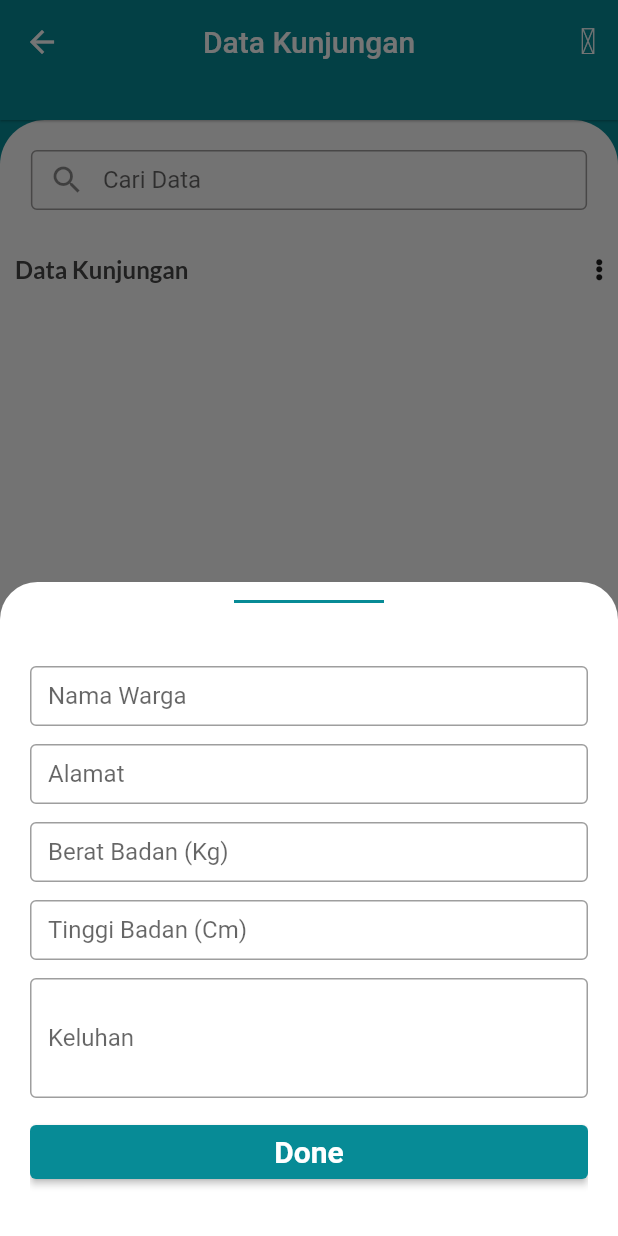
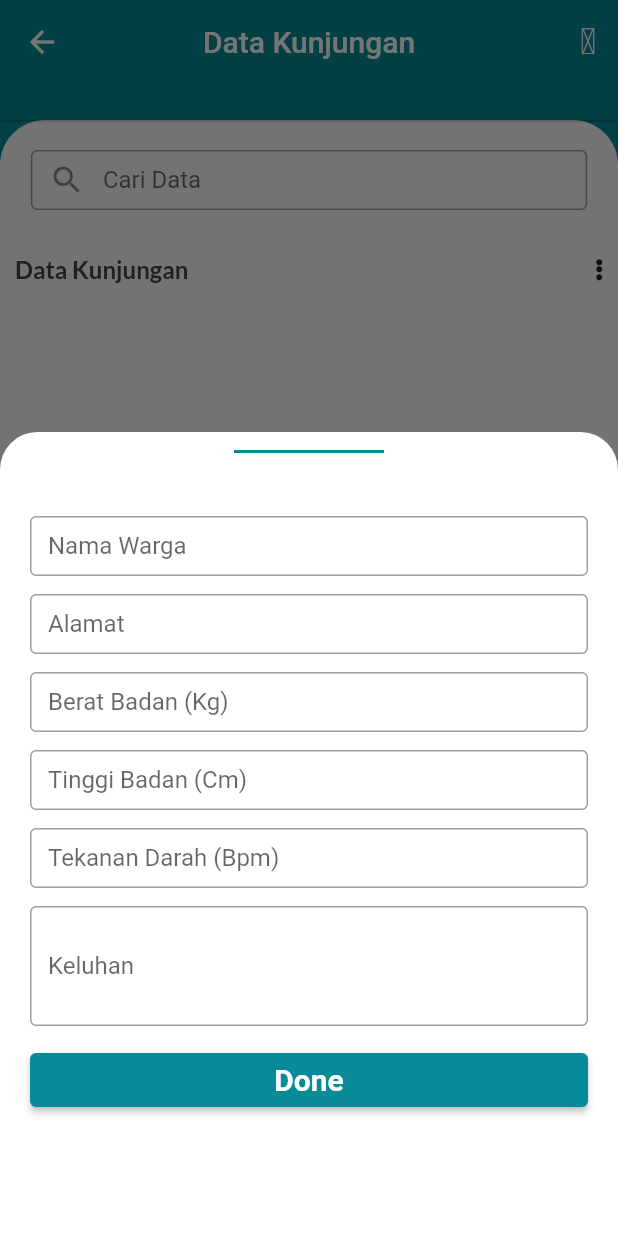
Before and after one commit to Roufmajidin/posyanduCare_mini-project_Rouf-Majidin, a Flutter app: the Kunjungan screen opened directly, after a tap on "Kunjungan", on a phone screen of 412 x 824 dp. Run offline on Flutter 3.47's test engine with Material 2 defaults, Android fonts, the phone set to English and light mode, and no system bars; our stand-ins replace cloud_firestore, dropdown_textfield, firebase_core, google_fonts, iconly, readmore; missing offline and left inert: weekly_date_picker; accounts and stored records are empty.

Commit message:
fix textEditingController,models, detail :)

```diff
--- a/lib/models/data_kunjungan_model.dart
+++ b/lib/models/data_kunjungan_model.dart
@@ -6,6 +6,7 @@ class DataKunjunganModel {
   final String alamat;
   final int berat_badan;
   final int tinggi_badan;
+  final String tekanan_darah;
   final String keluhan;
 
   DataKunjunganModel({
@@ -14,6 +15,7 @@ class DataKunjunganModel {
     required this.alamat,
     required this.berat_badan,
     required this.tinggi_badan,
+    required this.tekanan_darah,
     required this.keluhan,
   });
   factory DataKunjunganModel.fromJson(DocumentSnapshot doc) {
@@ -23,6 +25,7 @@ class DataKunjunganModel {
         alamat: doc.get("alamat"),
         berat_badan: doc.get("berat_badan"),
         tinggi_badan: doc.get("tinggi_badan"),
+        tekanan_darah: doc.get("tekanan_darah"),
         keluhan: doc.get("keluhan"));
   }
   // factory DataKunjunganModel.fromJson(Map<String, dynamic> json) {
@@ -42,6 +45,7 @@ class DataKunjunganModel {
       'alamat': alamat,
       'berat_badan': berat_badan,
       'tinggi_badan': tinggi_badan,
+      'tekanan_darah': tekanan_darah,
       'keluhan': keluhan,
     };
   }
--- a/lib/view/detail_screen/kunjungan.dart
+++ b/lib/view/detail_screen/kunjungan.dart
@@ -25,6 +25,7 @@ class _KunjunganState extends State<Kunjungan> {
   late TextEditingController alamatController = TextEditingController();
   late TextEditingController bbController = TextEditingController();
   late TextEditingController tinggiController = TextEditingController();
+  late TextEditingController darahController = TextEditingController();
   late TextEditingController keluhanController = TextEditingController();
   void initState() {
     super.initState();
@@ -98,7 +99,7 @@ class _KunjunganState extends State<Kunjungan> {
                       ),
                       Container(height: 10),
                       Container(
-                        height: 400,
+                        height: 500,
                         padding: EdgeInsets.only(
                             bottom: MediaQuery.of(context).viewInsets.bottom,
                             top: 20,
@@ -178,6 +179,21 @@ class _KunjunganState extends State<Kunjungan> {
                                     height: 12,
                                   ),
                                   SizedBox(
+                                    height: 40,
+                                    child: TextFormField(
+                                      controller: darahController,
+                                      validator: (value) {},
+                                      obscureText: false,
+                                      decoration: const InputDecoration(
+                                        border: OutlineInputBorder(),
+                                        labelText: 'Tekanan Darah (Bpm)',
+                                      ),
+                                    ),
+                                  ),
+                                  const SizedBox(
+                                    height: 12,
+                                  ),
+                                  SizedBox(
                                     height: 80,
                                     child: TextFormField(
                                       controller: keluhanController,
@@ -218,6 +234,7 @@ class _KunjunganState extends State<Kunjungan> {
                                             int.parse(bbController.text),
                                         tinggi_badan:
                                             int.parse(tinggiController.text),
+                                        tekanan_darah: darahController.text,
                                         keluhan: keluhanController.text,
                                       );
                                       Future.microtask(
@@ -226,11 +243,18 @@ class _KunjunganState extends State<Kunjungan> {
                                                 listen: false)
                                             .addDataKunjungan(addData),
                                       ).whenComplete(() {
+                                        namaController.clear();
+                                        alamatController.clear();
+                                        bbController.clear();
+                                        tinggiController.clear();
+                                        darahController.clear();
+                                        keluhanController.clear();
                                         Navigator.pop(context);
 
                                         ScaffoldMessenger.of(context)
                                             .showSnackBar(snackBar);
                                         setState(() {});
+
                                         return snackBar;
                                       });
                                     },
@@ -387,7 +411,7 @@ class _KunjunganState extends State<Kunjungan> {
                                 log("masuk Ke detail");
                                 Navigator.of(context).push(MaterialPageRoute(
                                     builder: (context) => KunjunganDetail(
-                                          whereDocId: item.doc_id!,
+                                          whereDocId: item.doc_id,
                                         )));
                               },
                               child: SizedBox(
--- a/lib/view/detail_screen/kunjungan_detail.dart
+++ b/lib/view/detail_screen/kunjungan_detail.dart
@@ -359,7 +359,7 @@ detailWidget(BuildContext context, GlobalKey<FormState> formKey, provDetail) {
                                 style: PrimaryTextStyle.subTxt,
                               ),
                               Text(
-                                ": -",
+                                ": ${provDetail.item.tekanan_darah.toString()} Bpm",
                                 style: PrimaryTextStyle.subTxt,
                               )
                             ],
--- a/lib/view_model/kunjungan_provider.dart
+++ b/lib/view_model/kunjungan_provider.dart
@@ -33,6 +33,7 @@ class KunjunganProvider extends ChangeNotifier {
               alamat: doc.get("alamat"),
               berat_badan: doc.get("berat_badan"),
               tinggi_badan: doc.get("tinggi_badan"),
+              tekanan_darah: doc.get("tekanan_darah"),
               keluhan: doc.get("keluhan")))
           .toList();
       _requestState = RequestState.loaded;
@@ -78,7 +79,7 @@ class KunjunganProvider extends ChangeNotifier {
     //     .collection("data_kunjungan")
     //     .add(dataKunjungan.toJson());
 
-    // notifyListeners();
+    notifyListeners();
     // }
   }
 }
```
